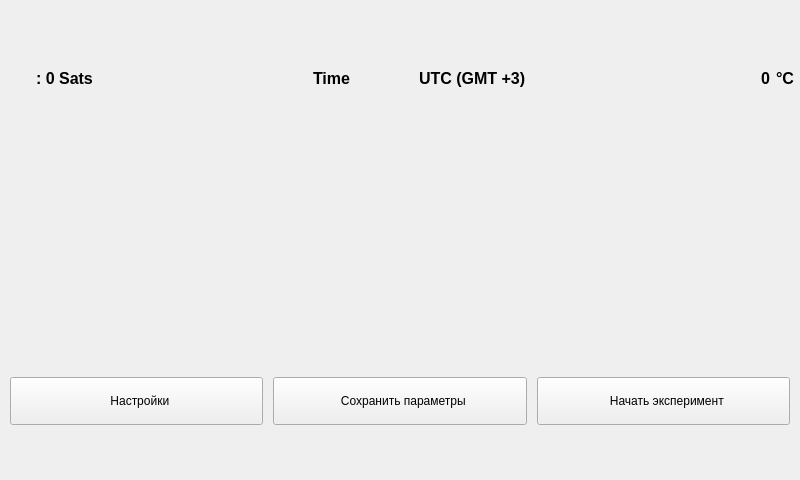
Old version of the form GUI/HalsWindow.ui in the repository Lom-Karatist/HALS.
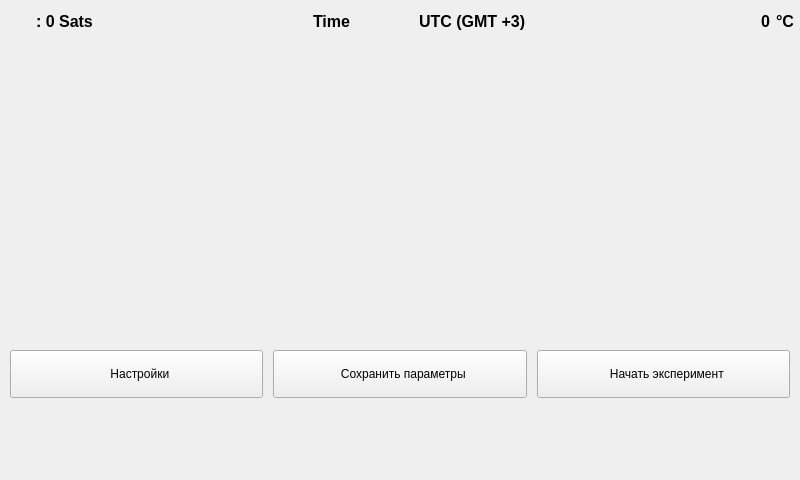
New version of the form. Icons and pictures are not drawn.

Commit message: stacked widget was added to GUI

The edit to the form file:
```diff
--- a/GUI/HalsWindow.ui
+++ b/GUI/HalsWindow.ui
@@ -33,9 +33,6 @@
   </property>
   <widget class="QWidget" name="centralwidget">
    <layout class="QVBoxLayout" name="verticalLayout">
-    <property name="spacing">
-     <number>0</number>
-    </property>
     <property name="leftMargin">
      <number>0</number>
     </property>
@@ -225,6 +222,43 @@
      </widget>
     </item>
     <item>
+     <widget class="QStackedWidget" name="stackedWidget">
+      <property name="minimumSize">
+       <size>
+        <width>0</width>
+        <height>414</height>
+       </size>
+      </property>
+      <property name="currentIndex">
+       <number>0</number>
+      </property>
+      <widget class="QWidget" name="mainPage">
+       <property name="minimumSize">
+        <size>
+         <width>800</width>
+         <height>0</height>
+        </size>
+       </property>
+       <property name="mouseTracking">
+        <bool>true</bool>
+       </property>
+       <layout class="QVBoxLayout" name="verticalLayout_2">
+        <property name="spacing">
+         <number>0</number>
+        </property>
+        <property name="leftMargin">
+         <number>0</number>
+        </property>
+        <property name="topMargin">
+         <number>0</number>
+        </property>
+        <property name="rightMargin">
+         <number>0</number>
+        </property>
+        <property name="bottomMargin">
+         <number>0</number>
+        </property>
+        <item>
      <widget class="QWidget" name="upperWidget" native="true">
       <layout class="QHBoxLayout" name="horizontalLayout">
        <property name="spacing">
@@ -396,6 +430,11 @@
         </widget>
        </item>
       </layout>
+         </widget>
+        </item>
+       </layout>
+      </widget>
+      <widget class="QWidget" name="settingsPage"/>
      </widget>
     </item>
    </layout>
```
Lines whose indentation alone changed are shown as unchanged. The commit also changes 2 other files.
